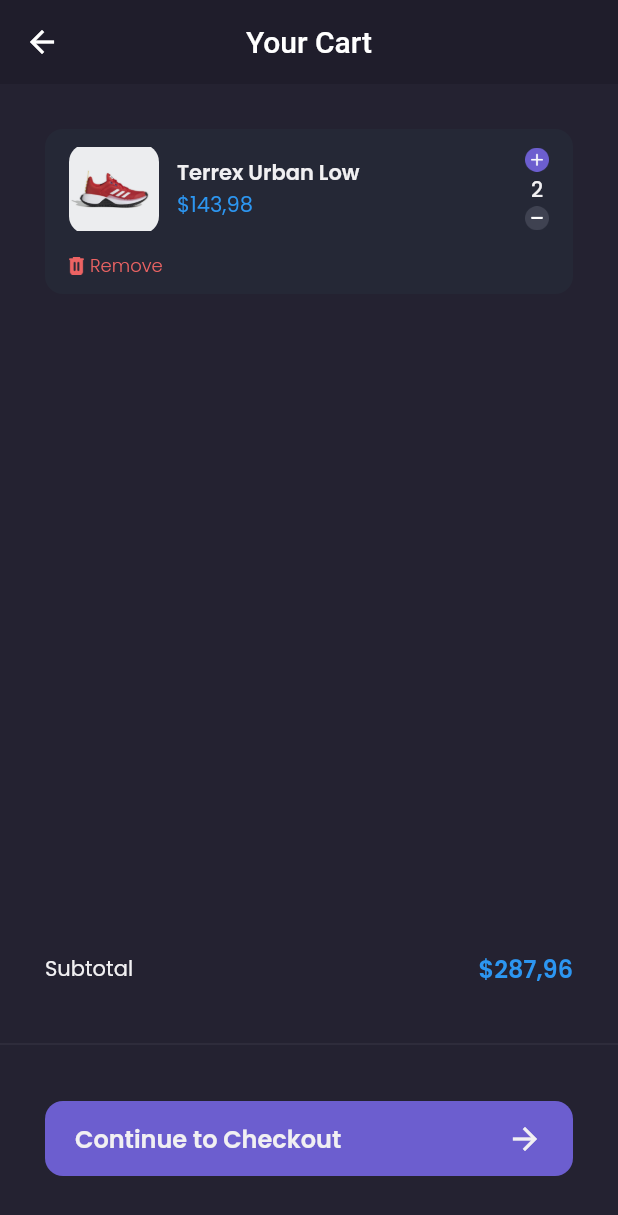
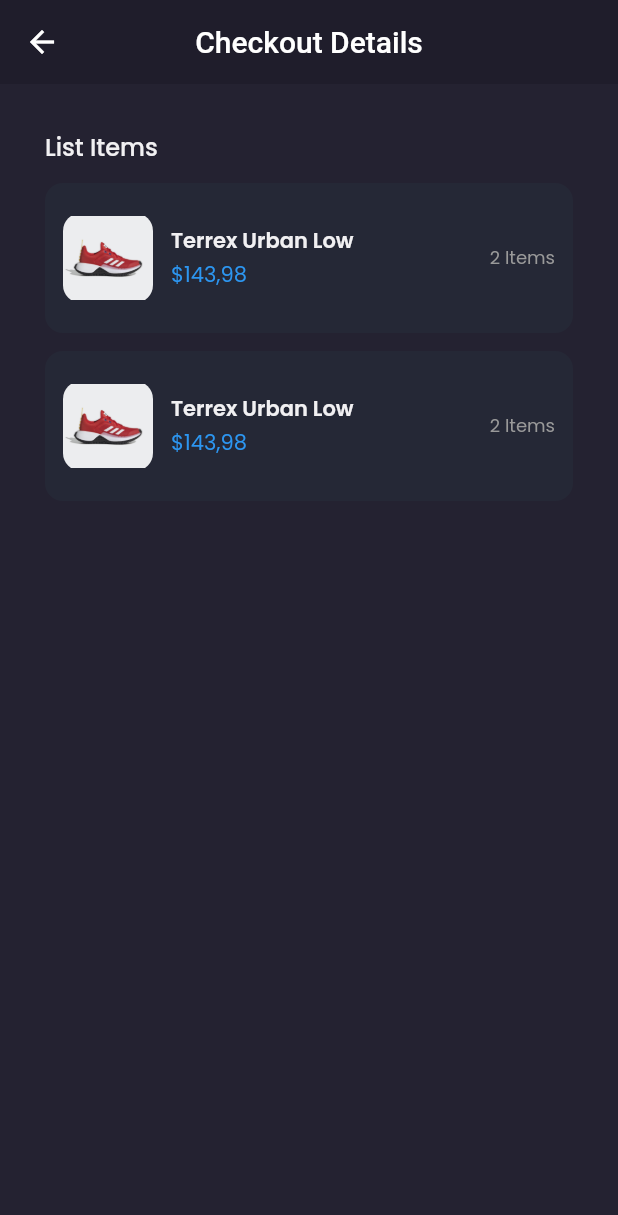
Before and after one commit to Koredeee/shamo-commerce, a Flutter app: the CartPage screen opened by its route, after a tap on "Continue to Checkout", on a phone screen of 412 x 824 dp. Shown: the top 1215 px of the screen. Run offline on Flutter 3.47's test engine with Material 2 defaults, Android fonts, the phone set to English and light mode, and no system bars; our stand-ins replace carousel_slider, google_fonts.

Commit message:
Added Checkout Page Header and Items

```diff
--- a/shamo/lib/main.dart
+++ b/shamo/lib/main.dart
@@ -2,6 +2,7 @@
 
 import 'package:flutter/material.dart';
 import 'package:shamo/pages/cart_page.dart';
+import 'package:shamo/pages/checkout_page.dart';
 import 'package:shamo/pages/detail_chat_page.dart';
 import 'package:shamo/pages/edit_profile_page.dart';
 import 'package:shamo/pages/home/main_page.dart';
@@ -31,6 +32,7 @@ class MyApp extends StatelessWidget {
         '/edit-profile': (context) => EditProfilePage(),
         '/product': (context) => ProductPage(),
         '/cart': (context) => CartPage(),
+        '/checkout': (context) => CheckoutPage(),
       },
     );
   }
--- a/shamo/lib/pages/cart_page.dart
+++ b/shamo/lib/pages/cart_page.dart
@@ -1,4 +1,4 @@
-// ignore_for_file: prefer_const_constructors
+// ignore_for_file: prefer_const_constructors, prefer_const_literals_to_create_immutables
 
 import 'package:flutter/material.dart';
 import 'package:shamo/pages/widgets/cart_card.dart';
@@ -59,11 +59,15 @@ class CartPage extends StatelessWidget {
   Widget content() {
     return ListView(
       padding: EdgeInsets.symmetric(horizontal: defaultMargin),
-      children: [CartCard()],
+      children: [
+        CartCard(),
+        CartCard(),
+        CartCard(),
+      ],
     );
   }
 
-  Widget customButtonNav() {
+  Widget customButtonNav(BuildContext context) {
     return Container(
       height: 190,
       child: Column(
@@ -91,7 +95,9 @@ class CartPage extends StatelessWidget {
             margin: EdgeInsets.symmetric(horizontal: defaultMargin),
             height: 50,
             child: TextButton(
-              onPressed: () {},
+              onPressed: () {
+                Navigator.pushNamed(context, '/checkout');
+              },
               style: TextButton.styleFrom(
                 backgroundColor: primaryColor,
                 padding: EdgeInsets.symmetric(horizontal: 20),
@@ -123,7 +129,7 @@ class CartPage extends StatelessWidget {
       backgroundColor: backgroundColor3,
       appBar: header(),
       body: content(),
-      bottomNavigationBar: customButtonNav(),
+      bottomNavigationBar: customButtonNav(context),
     );
   }
 }
--- /dev/null
+++ b/shamo/lib/pages/checkout_page.dart
@@ -0,0 +1,51 @@
+// ignore_for_file: prefer_const_constructors
+
+import 'package:flutter/material.dart';
+import 'package:shamo/pages/widgets/checkout_card.dart';
+import 'package:shamo/theme.dart';
+
+class CheckoutPage extends StatelessWidget {
+  const CheckoutPage({super.key});
+
+  PreferredSizeWidget header() {
+    return AppBar(
+      backgroundColor: backgroundColor1,
+      elevation: 0,
+      centerTitle: true,
+      title: Text('Checkout Details'),
+    );
+  }
+
+  Widget content() {
+    return ListView(
+      padding: EdgeInsets.symmetric(horizontal: defaultMargin),
+      children: [
+        // NOTE: LIST ITEMS
+        Container(
+          margin: EdgeInsets.only(top: defaultMargin),
+          child: Column(
+            crossAxisAlignment: CrossAxisAlignment.start,
+            children: [
+              Text(
+                'List Items',
+                style:
+                    primaryTextStyle.copyWith(fontSize: 16, fontWeight: medium),
+              ),
+              CheckoutCard(),
+              CheckoutCard(),
+            ],
+          ),
+        )
+      ],
+    );
+  }
+
+  @override
+  Widget build(BuildContext context) {
+    return Scaffold(
+      backgroundColor: backgroundColor3,
+      appBar: header(),
+      body: content(),
+    );
+  }
+}
--- a/shamo/lib/pages/widgets/cart_card.dart
+++ b/shamo/lib/pages/widgets/cart_card.dart
@@ -9,7 +9,7 @@ class CartCard extends StatelessWidget {
   @override
   Widget build(BuildContext context) {
     return Container(
-      margin: EdgeInsets.only(top: defaultMargin),
+      margin: EdgeInsets.only(top: 18),
       padding: EdgeInsets.symmetric(horizontal: 16, vertical: 10),
       decoration: BoxDecoration(
         color: backgroundColor4,
--- /dev/null
+++ b/shamo/lib/pages/widgets/checkout_card.dart
@@ -0,0 +1,51 @@
+// ignore_for_file: prefer_const_constructors
+
+import 'package:flutter/material.dart';
+import 'package:shamo/theme.dart';
+
+class CheckoutCard extends StatelessWidget {
+  const CheckoutCard({super.key});
+
+  @override
+  Widget build(BuildContext context) {
+    return Container(
+      margin: EdgeInsets.only(top: 12),
+      padding: EdgeInsets.symmetric(vertical: 20, horizontal: 12),
+      decoration: BoxDecoration(
+        color: backgroundColor4,
+        borderRadius: BorderRadius.circular(12),
+      ),
+      child: Row(
+        children: [
+          Container(
+            width: 60,
+            height: 60,
+            decoration: BoxDecoration(
+              borderRadius: BorderRadius.circular(12),
+              image: DecorationImage(
+                image: AssetImage('assets/image_shoes.png'),
+              ),
+            ),
+          ),
+          SizedBox(width: 12),
+          Expanded(
+            child: Column(
+              crossAxisAlignment: CrossAxisAlignment.start,
+              children: [
+                Text(
+                  'Terrex Urban Low',
+                  style: primaryTextStyle.copyWith(fontWeight: semiBold),
+                  overflow: TextOverflow.ellipsis,
+                ),
+                SizedBox(height: 2),
+                Text('\$143,98', style: priceTextStyle),
+              ],
+            ),
+          ),
+          SizedBox(width: 12),
+          Text('2 Items', style: secondaryTextStyle.copyWith(fontSize: 12)),
+        ],
+      ),
+    );
+  }
+}
```
